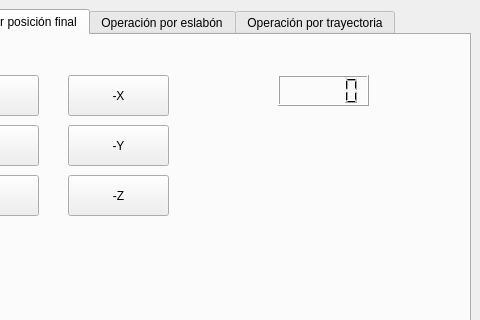
The window that TT_RAA/mainwindow.ui (SrgtPepper/TT_RAA) describes before a commit, drawn with Qt 5; both pictures show x 93 to 573 and y 0 to 320 of the 573 by 434 pixel window.
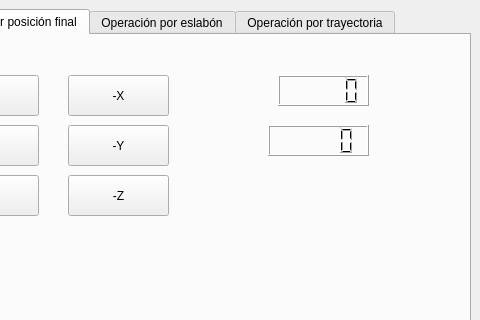
The same window after the commit.

Commit message: Comportamiento de btns X y Y

```diff
--- a/TT_RAA/mainwindow.ui
+++ b/TT_RAA/mainwindow.ui
@@ -112,6 +112,16 @@
          </rect>
         </property>
        </widget>
+       <widget class="QLCDNumber" name="lcdNumber_2">
+        <property name="geometry">
+         <rect>
+          <x>350</x>
+          <y>90</y>
+          <width>101</width>
+          <height>31</height>
+         </rect>
+        </property>
+       </widget>
       </widget>
       <widget class="QWidget" name="tab_3">
        <attribute name="title">
```
The commit also changes 2 other files.
